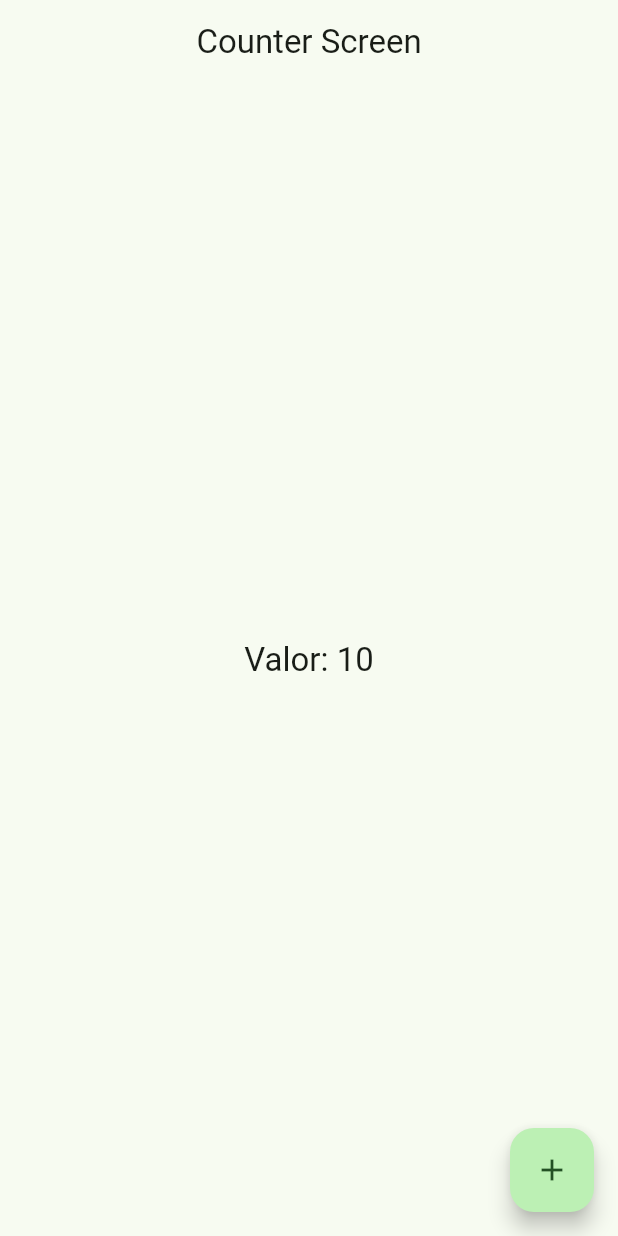
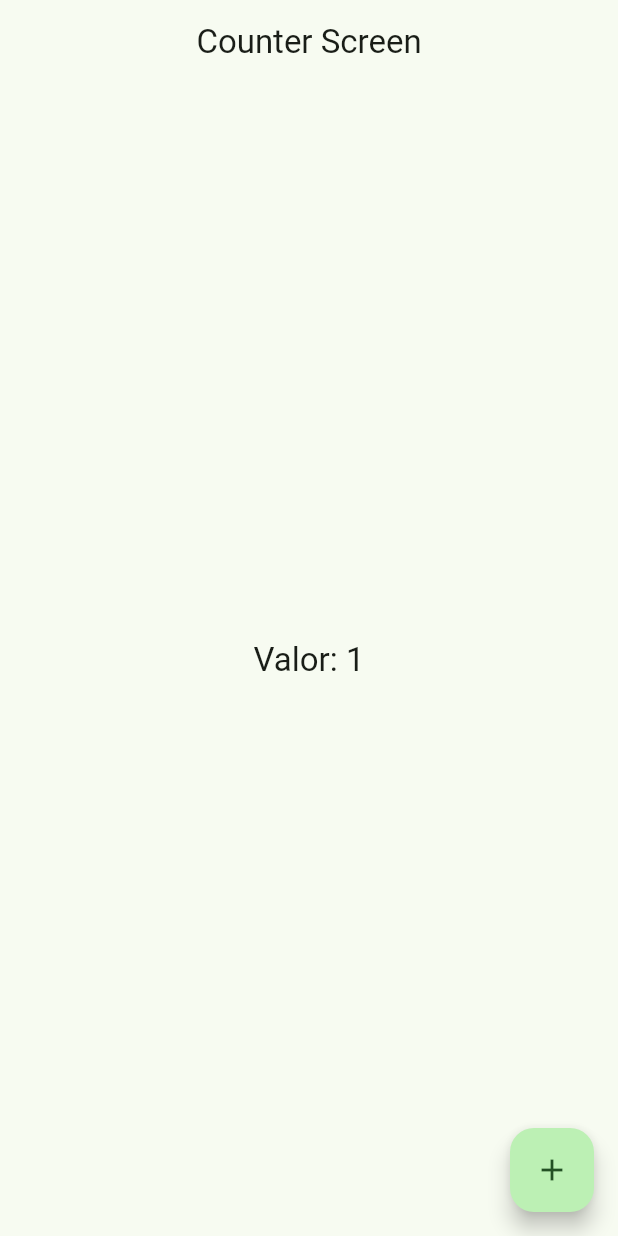
Before and after one commit to hernanspc/WidgetsApp, a Flutter app: the CounterScreen screen opened by its route, after a tap on the "add" icon, on a phone screen of 412 x 824 dp. Run offline on Flutter 3.47's test engine with Material 2 defaults, Android fonts, the phone set to English and light mode, and no system bars; our stand-ins replace animate_do, flutter_riverpod, go_router, ionicons.

Commit message:
uso de riverpod

```diff
--- /dev/null
+++ b/lib/presentation/providers/counter_provider.dart
@@ -0,0 +1,3 @@
+import 'package:flutter_riverpod/flutter_riverpod.dart';
+
+final counterProvider = StateProvider<int>((ref) => 0);
--- a/lib/presentation/screens/counter/counter_screen.dart
+++ b/lib/presentation/screens/counter/counter_screen.dart
@@ -1,21 +1,30 @@
 import 'package:flutter/material.dart';
+import 'package:ionicons/ionicons.dart';
+import 'package:flutter_riverpod/flutter_riverpod.dart';
+import 'package:widgets_app/presentation/providers/counter_provider.dart';
 
-class CounterScreen extends StatelessWidget {
+class CounterScreen extends ConsumerWidget {
   static const name = 'counter_screen';
   const CounterScreen({super.key});
 
   @override
-  Widget build(BuildContext context) {
+  Widget build(BuildContext context, WidgetRef ref) {
+    final int clickCounter = ref.watch(counterProvider);
     return Scaffold(
       appBar: AppBar(
         title: const Text('Counter Screen'),
       ),
       body: Center(
-        child: Text('Valor: 10', style: Theme.of(context).textTheme.titleLarge),
+        child: Text('Valor: $clickCounter',
+            style: Theme.of(context).textTheme.titleLarge),
       ),
       floatingActionButton: FloatingActionButton(
-        onPressed: () {},
+        onPressed: () {
+          // ref.read(counterProvider.notifier).state++;
+          ref.read(counterProvider.notifier).update((state) => state + 1);
+        },
         child: Icon(Icons.add),
+        // child: Icon(Ionicons.add),
       ),
     );
   }
--- a/pubspec.yaml
+++ b/pubspec.yaml
@@ -34,6 +34,7 @@ dependencies:
     sdk: flutter
   flutter_riverpod: ^2.4.0
   go_router: ^10.1.0
+  ionicons: ^0.2.2
 
 dev_dependencies:
   flutter_lints: ^2.0.0
```
Also changed, not shown: lib/main.dart (+6 -1 lines), pubspec.lock.
